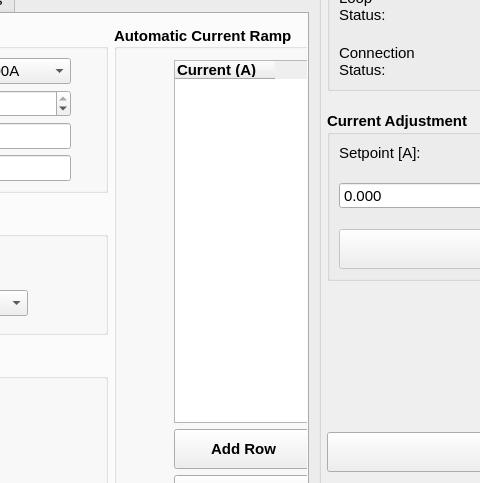
This is hallbench/gui/ui/supplywidget.ui in lnls-ima/hall-bench-control as Qt 5 draws it before an edit; both pictures show x 276 to 756 and y 248 to 731 of the 1200 by 861 pixel window. The edited form follows.
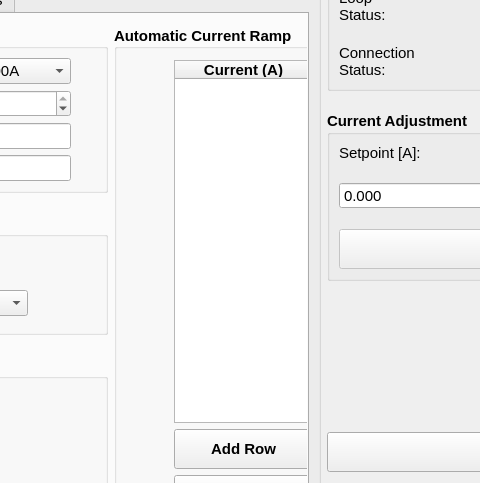
This is the edited form. Icons and pictures are not drawn.

Commit message: Add option to measure automatic current ramp in measurement widget

Diff of the .ui file:
```diff
--- a/hallbench/gui/ui/supplywidget.ui
+++ b/hallbench/gui/ui/supplywidget.ui
@@ -1012,12 +1012,12 @@
                  <property name="layoutDirection">
                   <enum>Qt::LeftToRight</enum>
                  </property>
-                 <property name="sizeAdjustPolicy">
-                  <enum>QAbstractScrollArea::AdjustIgnored</enum>
-                 </property>
                  <property name="rowCount">
                   <number>0</number>
                  </property>
+                 <attribute name="horizontalHeaderStretchLastSection">
+                  <bool>true</bool>
+                 </attribute>
                  <attribute name="verticalHeaderDefaultSectionSize">
                   <number>30</number>
                  </attribute>
@@ -1036,7 +1036,7 @@
                    </font>
                   </property>
                   <property name="textAlignment">
-                   <set>AlignLeading|AlignVCenter</set>
+                   <set>AlignHCenter|AlignVCenter|AlignCenter</set>
                   </property>
                  </column>
                 </widget>
```
Left out of the diff: 4 changed lines with no effect on the pictures. The commit also changes 5 other files.
